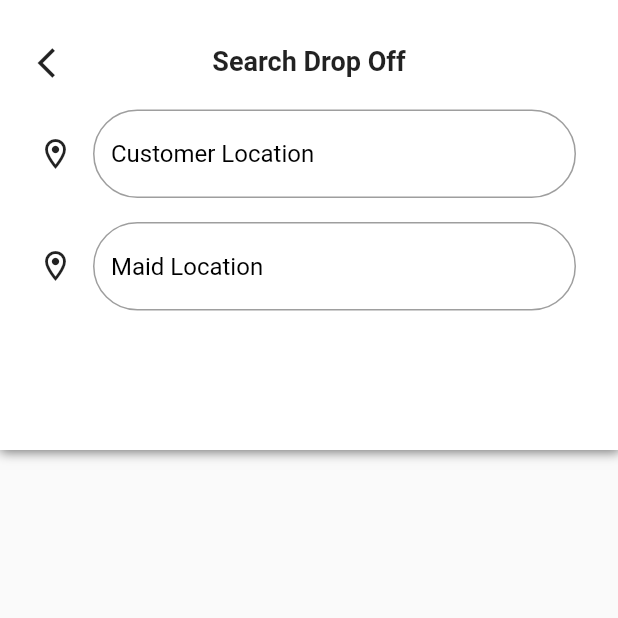
After one commit to sofiyathefirst/freelance_maid_phase_1, a Flutter app: the SearchScreen screen opened directly, on a phone screen of 412 x 824 dp, the top half of it. The commit adds this screen. Run offline on Flutter 3.47's test engine with Material 2 defaults, Android fonts, the phone set to English and light mode, and no system bars; our stand-ins replace cloud_firestore, firebase_auth, firebase_core, firebase_storage, geolocator, google_maps_flutter and 3 more; missing offline and left inert: flutter_polyline_points; accounts and stored records are empty.

Commit message:
Changes to be committed: 	modified:   lib/geolocation/maidgeolocation.dart 	new file:   lib/geolocation/searchScreen.dart

```diff
--- a/lib/geolocation/maidgeolocation.dart
+++ b/lib/geolocation/maidgeolocation.dart
@@ -2,6 +2,7 @@ import 'dart:async';
 import 'package:flutter/material.dart';
 import 'package:freelance_maid_phase_1/DataHandler/appData.dart';
 import 'package:freelance_maid_phase_1/geolocation/assistantMethods.dart';
+import 'package:freelance_maid_phase_1/geolocation/searchScreen.dart';
 import 'package:freelance_maid_phase_1/maid/maid_homepage.dart';
 import 'package:freelance_maid_phase_1/maid/maid_profilepage.dart';
 import 'package:freelance_maid_phase_1/maid/maid_receipt.dart';
@@ -198,7 +199,15 @@ class _MaidGeolocationState extends State<MaidGeolocation> {
                       style: TextStyle(fontSize: 20),
                     ),
                     SizedBox(height: 20.0),
-                    Container(
+                    GestureDetector(
+                      onTap: () {
+                        Navigator.push(
+                            context,
+                            MaterialPageRoute(
+                              builder: (context) => SearchScreen(),
+                            ));
+                      },
+                      child: Container(
                         decoration: BoxDecoration(
                           color: Colors.white,
                           borderRadius: BorderRadius.circular(5.0),
@@ -219,6 +228,7 @@ class _MaidGeolocationState extends State<MaidGeolocation> {
                               SizedBox(width: 10.0),
                               Text("Search Drop Off"),
                             ],
+                          ),
                         ),
                       ),
                     ),
--- /dev/null
+++ b/lib/geolocation/searchScreen.dart
@@ -0,0 +1,141 @@
+import 'package:flutter/material.dart';
+import 'package:freelance_maid_phase_1/DataHandler/appData.dart';
+import 'package:provider/provider.dart';
+
+class SearchScreen extends StatefulWidget {
+  SearchScreen({Key? key}) : super(key: key);
+
+  @override
+  State<SearchScreen> createState() => _SearchScreenState();
+}
+
+class _SearchScreenState extends State<SearchScreen> {
+  TextEditingController custController = TextEditingController();
+  TextEditingController maidController = TextEditingController();
+
+  @override
+  Widget build(BuildContext context) {
+    String placeAdress =
+        Provider.of<AppData>(context).pickupLocation?.placeName ?? "";
+    custController.text = placeAdress;
+
+    return Scaffold(
+      body: Column(
+        children: [
+          Container(
+            height: 300.0,
+            decoration: BoxDecoration(
+              color: Colors.white,
+              boxShadow: [
+                BoxShadow(
+                  color: Colors.black54,
+                  blurRadius: 6.0,
+                  spreadRadius: 0.5,
+                  offset: Offset(0.7, 0.7),
+                ),
+              ],
+            ),
+            child: Padding(
+              padding: EdgeInsets.only(
+                  left: 25.0, top: 25.0, right: 25.0, bottom: 25.0),
+              child: Column(
+                children: [
+                  SizedBox(height: 5.0),
+                  Stack(
+                    children: [
+                      GestureDetector(
+                        onTap: () {
+                          Navigator.pop(context);
+                        },
+                        child: Icon(Icons.arrow_back_ios),
+                      ),
+                      Center(
+                        child: Text(
+                          "Search Drop Off",
+                          style: TextStyle(
+                              fontSize: 18.0, fontWeight: FontWeight.bold),
+                        ),
+                      ),
+                    ],
+                  ),
+                  SizedBox(height: 16.0),
+                  Row(
+                    children: [
+                      Icon(Icons.location_on_outlined),
+                      SizedBox(
+                        width: 10.0,
+                      ),
+                      Expanded(
+                        child: Container(
+                          child: Padding(
+                            padding: EdgeInsets.all(3.0),
+                            child: TextField(
+                              controller: custController,
+                              decoration: InputDecoration(
+                                enabledBorder: OutlineInputBorder(
+                                  borderRadius:
+                                      BorderRadius.all(Radius.circular(30.0)),
+                                  borderSide: BorderSide(color: Colors.grey),
+                                ),
+                                focusedBorder: OutlineInputBorder(
+                                  borderRadius:
+                                      BorderRadius.all(Radius.circular(30.0)),
+                                  borderSide: BorderSide(
+                                      color: Colors.green.shade200, width: 3.0),
+                                ),
+                                hintText: 'Customer Location',
+                                hintStyle: TextStyle(color: Colors.black),
+                                fillColor: Colors.white,
+                                filled: true,
+                              ),
+                            ),
+                          ),
+                        ),
+                      ),
+                    ],
+                  ),
+                  SizedBox(height: 10.0),
+                  Row(
+                    children: [
+                      Icon(Icons.location_on_outlined),
+                      SizedBox(
+                        width: 10.0,
+                      ),
+                      Expanded(
+                        child: Container(
+                          child: Padding(
+                            padding: EdgeInsets.all(3.0),
+                            child: TextField(
+                              controller: maidController,
+                              decoration: InputDecoration(
+                                enabledBorder: OutlineInputBorder(
+                                  borderRadius:
+                                      BorderRadius.all(Radius.circular(30.0)),
+                                  borderSide: BorderSide(color: Colors.grey),
+                                ),
+                                focusedBorder: OutlineInputBorder(
+                                  borderRadius:
+                                      BorderRadius.all(Radius.circular(30.0)),
+                                  borderSide: BorderSide(
+                                      color: Colors.green.shade200, width: 3.0),
+                                ),
+                                hintText: 'Maid Location',
+                                hintStyle: TextStyle(color: Colors.black),
+                                fillColor: Colors.white,
+                                filled: true,
+                              ),
+                            ),
+                          ),
+                        ),
+                      ),
+                    ],
+                  ),
+                ],
+              ),
+            ),
+          ),
+        ],
+      ),
+    );
+  }
+}
```
Lines whose indentation alone changed are shown as unchanged.
